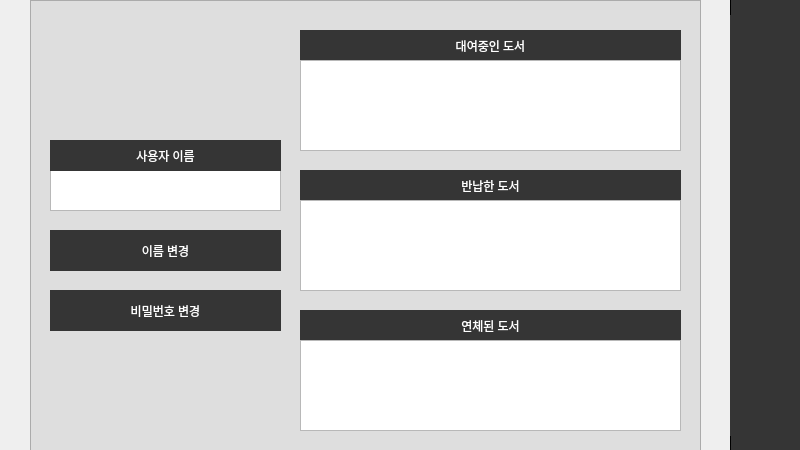
Above: user.ui from EUI-s-bookstore/bookstore before the change. Below: the same form after it.
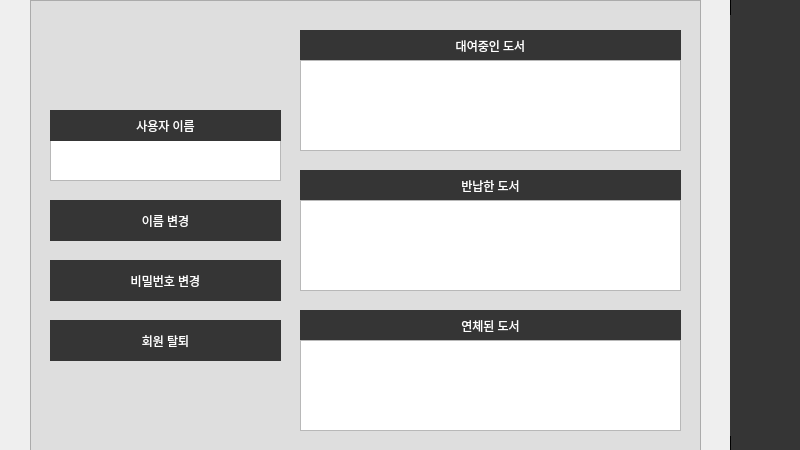
That is the form after the change. Icons and pictures are not drawn.

Commit message: 회원탈퇴 보내기

```diff
--- a/user.ui
+++ b/user.ui
@@ -420,14 +420,11 @@
    <property name="geometry">
     <rect>
      <x>50</x>
-     <y>170</y>
+     <y>140</y>
      <width>231</width>
      <height>41</height>
     </rect>
    </property>
-   <property name="layoutDirection">
-    <enum>Qt::LeftToRight</enum>
-   </property>
    <property name="tabChangesFocus">
     <bool>false</bool>
    </property>
@@ -439,7 +436,7 @@
    <property name="geometry">
     <rect>
      <x>50</x>
-     <y>290</y>
+     <y>260</y>
      <width>231</width>
      <height>41</height>
     </rect>
@@ -476,7 +473,7 @@
    <property name="geometry">
     <rect>
      <x>50</x>
-     <y>230</y>
+     <y>200</y>
      <width>231</width>
      <height>41</height>
     </rect>
@@ -510,7 +507,7 @@
    <property name="geometry">
     <rect>
      <x>50</x>
-     <y>140</y>
+     <y>110</y>
      <width>231</width>
      <height>31</height>
     </rect>
@@ -540,6 +537,43 @@
     <string notr="true">background-color:#dedede;</string>
    </property>
   </widget>
+  <widget class="QPushButton" name="user_out">
+   <property name="enabled">
+    <bool>true</bool>
+   </property>
+   <property name="geometry">
+    <rect>
+     <x>50</x>
+     <y>320</y>
+     <width>231</width>
+     <height>41</height>
+    </rect>
+   </property>
+   <property name="font">
+    <font>
+     <family>Arial</family>
+     <weight>50</weight>
+     <bold>false</bold>
+    </font>
+   </property>
+   <property name="styleSheet">
+    <string notr="true">QPushButton{
+border:1px solid #353535;
+background-color:#353535;
+color:#fff;
+}
+
+QPushButton:hover{
+background-color:#fff;
+color:#353535;
+}
+
+</string>
+   </property>
+   <property name="text">
+    <string>회원 탈퇴</string>
+   </property>
+  </widget>
   <zorder>textBrowser_6</zorder>
   <zorder>textBrowser_3</zorder>
   <zorder>email_C_Btn</zorder>
@@ -560,6 +594,7 @@
   <zorder>pw_change</zorder>
   <zorder>name_change</zorder>
   <zorder>label_10</zorder>
+  <zorder>user_out</zorder>
  </widget>
  <resources/>
  <connections/>
```
The commit also changes 1 other file.
